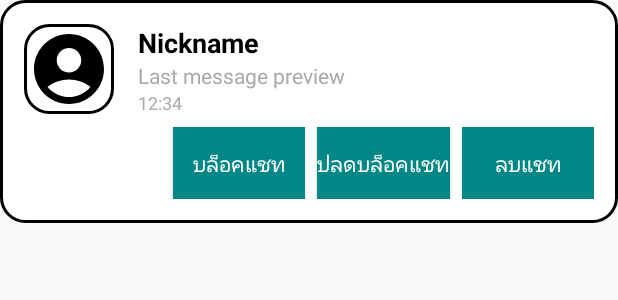
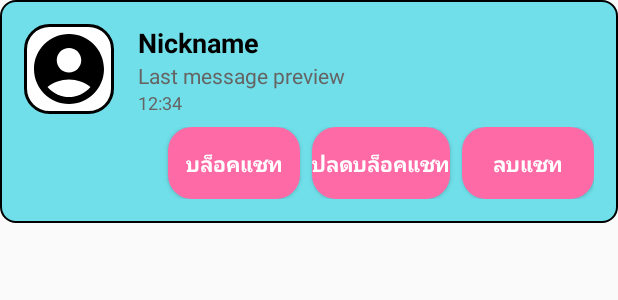
Before and after one commit to PedzA507/FinloveAndroid, an Android app: the layout item_message.xml on its own in the app's theme, with its tools: preview values and no code run, on a phone screen of 412 x 824 dp. Shown: the top 300 px of the screen. Run offline under Robolectric (Android 15) with nearby library versions, the phone set to English and light mode, and no system bars.

Commit message:
แก้ดีไซน์หน้าข้อความ

```diff
--- /dev/null
+++ b/app/src/main/res/drawable/chat_bg.xml
@@ -0,0 +1,5 @@
+<shape xmlns:android="http://schemas.android.com/apk/res/android">
+    <solid android:color="#70DFE9"/>
+    <stroke android:width="1dp" android:color="@android:color/black"/>
+    <corners android:radius="10dp"/>
+</shape>
--- a/app/src/main/res/layout/item_message.xml
+++ b/app/src/main/res/layout/item_message.xml
@@ -4,7 +4,7 @@
     android:layout_height="wrap_content"
     android:orientation="vertical"
     android:padding="16dp"
-    android:background="@drawable/rounded_square_shape">
+    android:background="@drawable/chat_bg">
 
     <LinearLayout
         android:layout_width="match_parent"
@@ -45,7 +45,7 @@
                 android:maxLines="1"
                 android:text="Last message preview"
                 android:textSize="14sp"
-                android:textColor="@android:color/darker_gray" />
+                android:textColor="#666363" />
 
             <TextView
                 android:id="@+id/textLastInteraction"
@@ -53,7 +53,7 @@
                 android:layout_height="wrap_content"
                 android:text="12:34"
                 android:textSize="12sp"
-                android:textColor="@android:color/darker_gray" />
+                android:textColor="#666363" />
         </LinearLayout>
     </LinearLayout>
 
@@ -69,8 +69,9 @@
             android:layout_width="wrap_content"
             android:layout_height="wrap_content"
             android:text="บล็อคแชท"
+            android:textStyle="bold"
             android:textColor="@android:color/white"
-            android:background="@color/teal_700"
+            android:background="@drawable/button"
             android:layout_marginEnd="8dp" />
 
         <Button
@@ -78,8 +79,9 @@
             android:layout_width="wrap_content"
             android:layout_height="wrap_content"
             android:text="ปลดบล็อคแชท"
+            android:textStyle="bold"
             android:textColor="@android:color/white"
-            android:background="@color/teal_700"
+            android:background="@drawable/button"
             android:layout_marginEnd="8dp" />
 
         <Button
@@ -87,7 +89,8 @@
             android:layout_width="wrap_content"
             android:layout_height="wrap_content"
             android:text="ลบแชท"
+            android:textStyle="bold"
             android:textColor="@android:color/white"
-            android:background="@color/teal_700" />
+            android:background="@drawable/button" />
     </LinearLayout>
 </LinearLayout>
```
